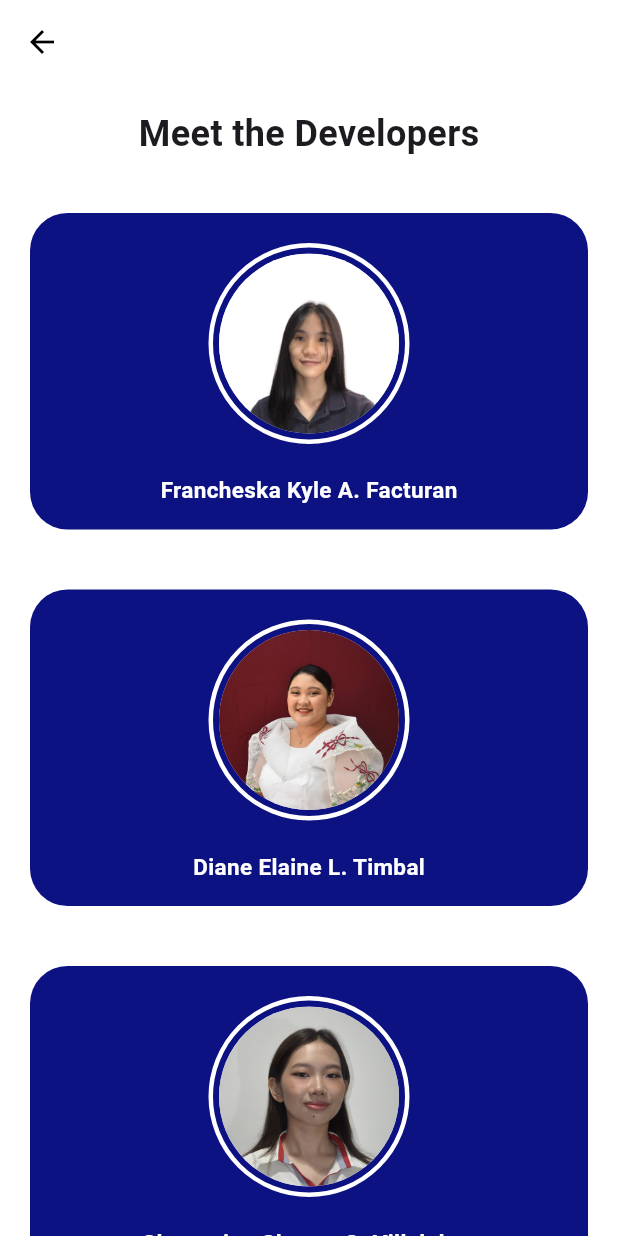
After one commit to charm06/hungrybelt, a Flutter app: the screen it shows once a user with an empty profile is signed in, in the side drawer, after a tap on "Developers Page", on a phone screen of 412 x 824 dp. The commit adds this screen. Run offline on Flutter 3.47's test engine with Material 3 defaults, Android fonts, the phone set to English and light mode, and no system bars; our stand-ins replace carousel_slider, cloud_firestore, firebase_auth, firebase_core, flutter_fortune_wheel, get and 1 more; missing offline and left inert: firebase_ui_auth; accounts and stored records are empty.

Commit message:
add developers page

```diff
--- a/lib/components/app_drawer.dart
+++ b/lib/components/app_drawer.dart
@@ -1,5 +1,6 @@
 import 'package:flutter/material.dart';
 import 'package:firebase_ui_auth/firebase_ui_auth.dart';
+import 'package:hungrybelt/pages/developers_page.dart';
 
 class AppDrawer extends StatelessWidget {
   const AppDrawer({super.key});
@@ -11,20 +12,19 @@ class AppDrawer extends StatelessWidget {
         padding: EdgeInsets.zero,
         children: <Widget>[
           DrawerHeader(
-            decoration: const BoxDecoration(
-              color: Color(0xFF0d1282),
-            ),
-            child: Image.asset('assets/images/splashscreen_logo.png')
-          ),
+              decoration: const BoxDecoration(
+                color: Color(0xFF0d1282),
+              ),
+              child: Image.asset('assets/images/splashscreen_logo.png')),
           const Divider(),
           ListTile(
             leading: const Icon(Icons.person),
-            title: const Text('Profile'),
+            title: const Text('Developers Page'),
             onTap: () {
               Navigator.push(
                 context,
                 MaterialPageRoute(
-                  builder: (context) => const ProfileScreen(),
+                  builder: (context) => DevelopersPage(),
                 ),
               );
             },
--- /dev/null
+++ b/lib/pages/developers_page.dart
@@ -0,0 +1,117 @@
+import 'package:flutter/material.dart';
+
+class DevelopersPage extends StatelessWidget {
+  //const DevelopersPage({super.key});
+
+  final List<Map<String, String>> developers = [
+    {'imagePath': 'assets/images/pfp_facturan.jpg', 'name': 'Francheska Kyle A. Facturan'},
+    {'imagePath': 'assets/images/pfp_timbal.jpg', 'name': 'Diane Elaine L. Timbal'},
+    {'imagePath': 'assets/images/pfp_villalobos.jpg', 'name': 'Charmaine Chesca Q. Villalobos'},
+  ];
+
+  @override
+  Widget build(BuildContext context) {
+    return Scaffold(
+      appBar: AppBar(),
+      body: Column(
+        children: [
+          const Padding(
+            padding: EdgeInsets.all(16.0),
+            child: Text(
+              'Meet the Developers',
+              style: TextStyle(
+                fontSize: 24,
+                fontWeight: FontWeight.bold,
+              ),
+            ),
+          ),
+
+          // list of developers
+          Expanded(
+            child: ListView(
+              children: [
+                ...developers.map((developer) {
+                  return Padding(
+                    padding: const EdgeInsets.all(20.0),
+                    child: Container(
+                      decoration: BoxDecoration(
+                        color: const Color(0xFF0D1282),
+                        borderRadius: BorderRadius.circular(25),
+                      ),
+                      child: Column(
+                        mainAxisAlignment: MainAxisAlignment.center,
+                        children: [
+                          // for image
+                          Container(
+                            margin: const EdgeInsets.all(20),
+                            padding: const EdgeInsets.all(4),
+                            decoration: BoxDecoration(
+                              shape: BoxShape.circle,
+                              border: Border.all(
+                                color: Colors.white,
+                                width: 3,
+                              ),
+                            ),
+                            child: CircleAvatar(
+                              radius: 60,
+                              backgroundImage: AssetImage(developer['imagePath']!),
+                            ),
+                          ),
+
+                          // for name
+                          Padding(
+                            padding: const EdgeInsets.only(bottom: 16.0),
+                            child: Text(
+                              developer['name']!,
+                              style: const TextStyle(
+                                color: Colors.white,
+                                fontSize: 15,
+                                fontWeight: FontWeight.bold,
+                              ),
+                            ),
+                          ),
+                        ],
+                      ),
+                    ),
+                  );
+                }).toList(),
+
+                // sources section
+                const Divider(thickness: 2),
+                const Padding(
+                  padding: EdgeInsets.all(16.0),
+                  child: Text(
+                    'Sources',
+                    style: TextStyle(
+                      fontSize: 20,
+                      fontWeight: FontWeight.bold,
+                      color: Colors.black87,
+                    ),
+                  ),
+                ),
+                const Padding(
+                  padding: EdgeInsets.symmetric(horizontal: 32.0),
+                  child: Column(
+                    crossAxisAlignment: CrossAxisAlignment.start,
+                    children: [
+                      Text(
+                        '1. Flutter Official Documentation - https://flutter.dev/docs',
+                        style: TextStyle(fontSize: 14),
+                      ),
+                      SizedBox(height: 8),
+                      Text(
+                        '2. Flutter Package Repository - https://pub.dev/',
+                        style: TextStyle(fontSize: 14),
+                      ),
+                    ],
+                  ),
+                ),
+                const SizedBox(height: 30),
+              ],
+            ),
+          ),
+        ],
+      ),
+    );
+  }
+}
```
Also changed, not shown: assets/images/pfp_facturan.jpg (added), assets/images/pfp_timbal.jpg (added), assets/images/pfp_villalobos.jpg (added).
